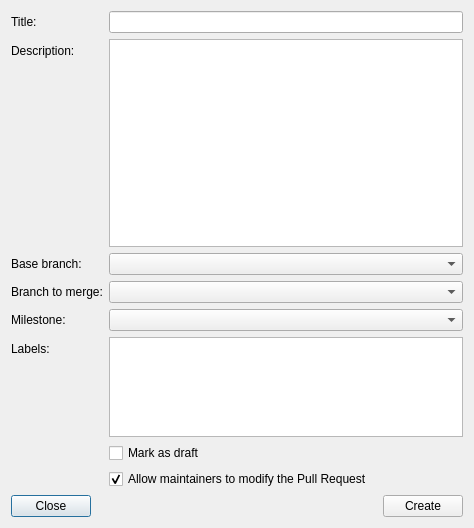
The window that src/git_server/CreatePullRequestDlg.ui (francescmm/GitQlient) describes before a commit, drawn with Qt 5.
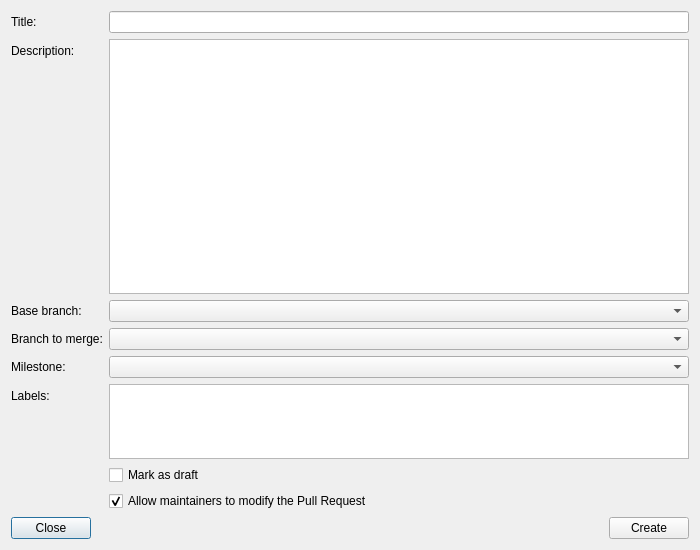
The same window after the commit.

Commit message: Setting fixed sizes for the dialogs

Diff of the .ui file:
```diff
--- a/src/git_server/CreatePullRequestDlg.ui
+++ b/src/git_server/CreatePullRequestDlg.ui
@@ -6,10 +6,22 @@
    <rect>
     <x>0</x>
     <y>0</y>
-    <width>474</width>
-    <height>528</height>
+    <width>700</width>
+    <height>550</height>
    </rect>
   </property>
+  <property name="minimumSize">
+   <size>
+    <width>700</width>
+    <height>550</height>
+   </size>
+  </property>
+  <property name="maximumSize">
+   <size>
+    <width>700</width>
+    <height>550</height>
+   </size>
+  </property>
   <property name="windowTitle">
    <string>Create Pull Request</string>
   </property>
@@ -95,7 +107,7 @@
        <property name="maximumSize">
         <size>
          <width>16777215</width>
-         <height>100</height>
+         <height>75</height>
         </size>
        </property>
       </widget>
```
The commit also changes 2 other files.
